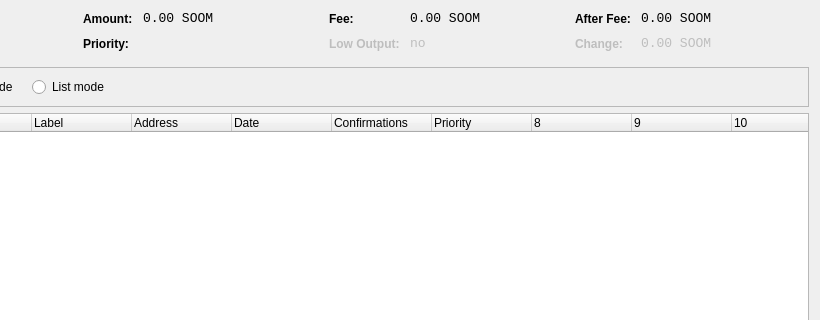
Above: src/qt/forms/coincontroldialog.ui from park-com/SumCoin before the change; both pictures show x 180 to 1000 and y 0 to 320 of the 1000 by 500 pixel window. Below: the same form after it.
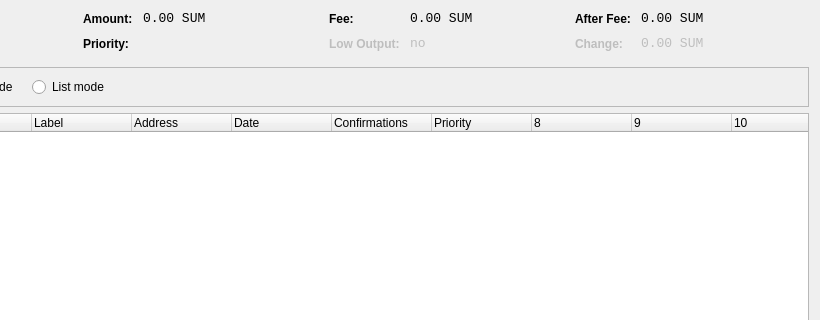
That is the form after the change. Custom widgets are drawn as their Qt base class.

Commit message: second SOOM-> SUM

The edit to the form file:
```diff
--- a/src/qt/forms/coincontroldialog.ui
+++ b/src/qt/forms/coincontroldialog.ui
@@ -141,7 +141,7 @@
           <enum>Qt::ActionsContextMenu</enum>
          </property>
          <property name="text">
-          <string notr="true">0.00 SOOM</string>
+          <string notr="true">0.00 SUM</string>
          </property>
          <property name="textInteractionFlags">
           <set>Qt::LinksAccessibleByMouse|Qt::TextSelectableByKeyboard|Qt::TextSelectableByMouse</set>
@@ -221,7 +221,7 @@
           <enum>Qt::ActionsContextMenu</enum>
          </property>
          <property name="text">
-          <string notr="true">0.00 SOOM</string>
+          <string notr="true">0.00 SUM</string>
          </property>
          <property name="textInteractionFlags">
           <set>Qt::LinksAccessibleByMouse|Qt::TextSelectableByKeyboard|Qt::TextSelectableByMouse</set>
@@ -307,7 +307,7 @@
           <enum>Qt::ActionsContextMenu</enum>
          </property>
          <property name="text">
-          <string notr="true">0.00 SOOM</string>
+          <string notr="true">0.00 SUM</string>
          </property>
          <property name="textInteractionFlags">
           <set>Qt::LinksAccessibleByMouse|Qt::TextSelectableByKeyboard|Qt::TextSelectableByMouse</set>
@@ -345,7 +345,7 @@
           <enum>Qt::ActionsContextMenu</enum>
          </property>
          <property name="text">
-          <string notr="true">0.00 SOOM</string>
+          <string notr="true">0.00 SUM</string>
          </property>
          <property name="textInteractionFlags">
           <set>Qt::LinksAccessibleByMouse|Qt::TextSelectableByKeyboard|Qt::TextSelectableByMouse</set>
```
The commit also changes 313 other files.
